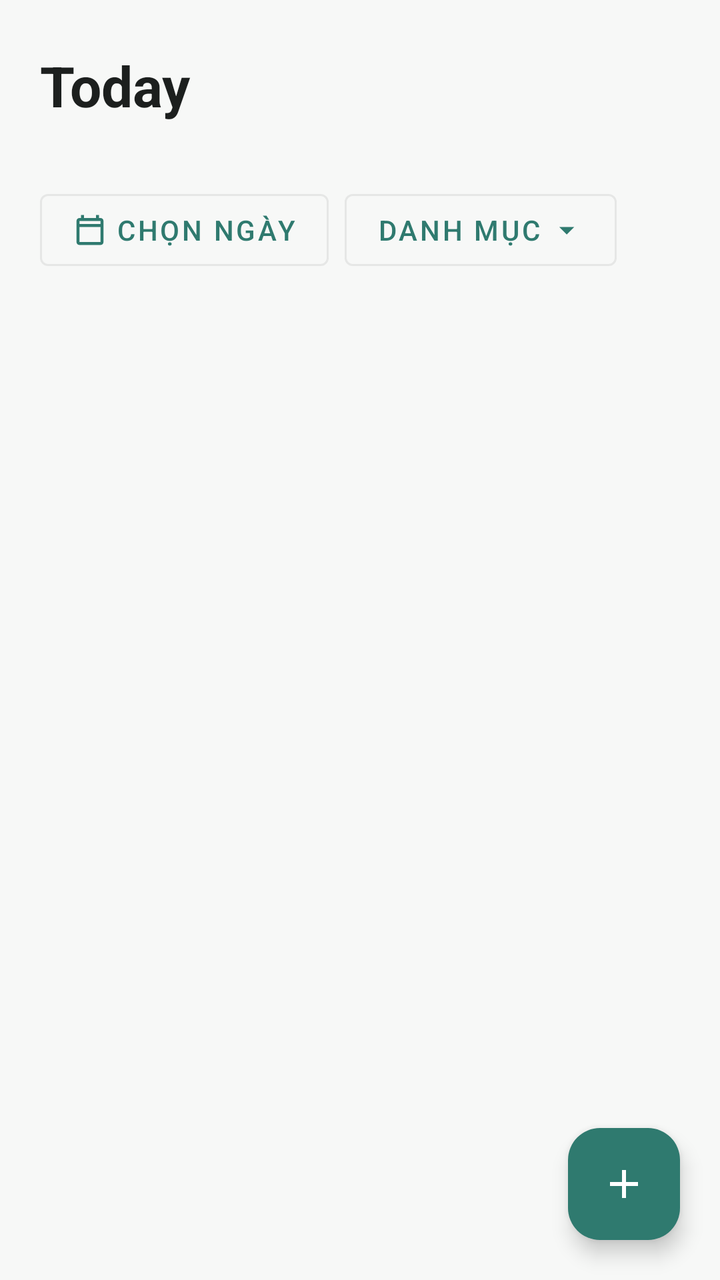
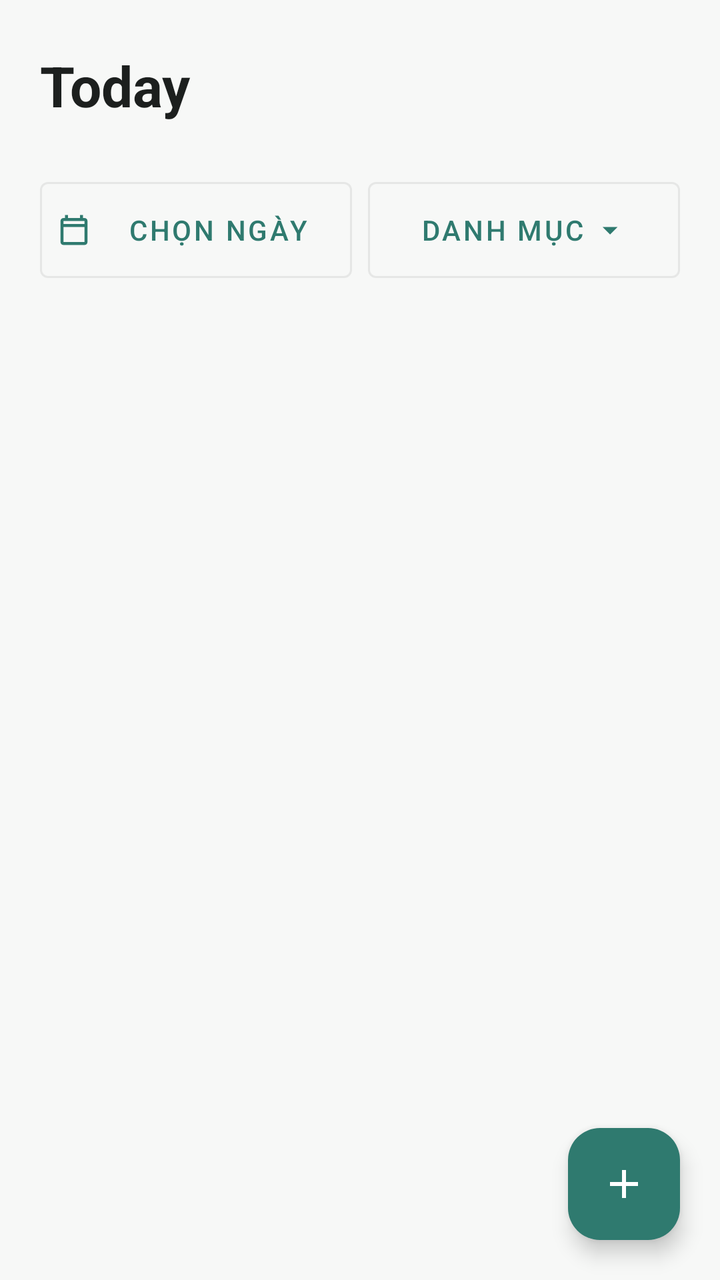

Compare the two renders of this Android layout. The source of the first and the diff that turns it into the second are given below.
<!-- AndroidManifest.xml: application theme Theme.TodoList -->
<!-- res/layout/fragment_tasks.xml -->
<?xml version="1.0" encoding="utf-8"?>
<androidx.coordinatorlayout.widget.CoordinatorLayout
    xmlns:android="http://schemas.android.com/apk/res/android"
    xmlns:app="http://schemas.android.com/apk/res-auto"
    android:layout_width="match_parent"
    android:layout_height="match_parent"
    android:background="@color/canvas_mist">

    <LinearLayout
        android:layout_width="match_parent"
        android:layout_height="match_parent"
        android:orientation="vertical">

        <TextView
            android:layout_width="wrap_content"
            android:layout_height="wrap_content"
            android:paddingHorizontal="20dp"
            android:paddingTop="24dp"
            android:text="@string/today"
            android:textColor="@color/charcoal_ink"
            android:textSize="28sp"
            android:textStyle="bold" />

        <TextView
            android:id="@+id/count"
            android:layout_width="wrap_content"
            android:layout_height="wrap_content"
            android:paddingHorizontal="20dp"
            android:paddingBottom="12dp"
            android:fontFamily="monospace"
            android:textColor="@color/muted_steel"
            android:textSize="13sp" />

        <HorizontalScrollView
            android:layout_width="match_parent"
            android:layout_height="wrap_content"
            android:paddingHorizontal="20dp"
            android:paddingBottom="8dp"
            android:scrollbars="none"
            android:clipToPadding="false">

            <LinearLayout
                android:layout_width="wrap_content"
                android:layout_height="wrap_content"
                android:orientation="horizontal"
                android:gravity="center_vertical">

                <com.google.android.material.button.MaterialButton
                    android:id="@+id/btn_pick_date"
                    style="@style/Widget.MaterialComponents.Button.OutlinedButton"
                    android:layout_width="wrap_content"
                    android:layout_height="wrap_content"
                    android:text="@string/pick_date"
                    android:textColor="@color/muted_sage"
                    app:icon="@drawable/ic_calendar"
                    app:iconTint="@color/muted_sage"
                    app:strokeColor="@color/whisper_border" />

                <com.google.android.material.button.MaterialButton
                    android:id="@+id/btn_category"
                    style="@style/Widget.MaterialComponents.Button.OutlinedButton"
                    android:layout_width="wrap_content"
                    android:layout_height="wrap_content"
                    android:layout_marginStart="8dp"
                    android:text="@string/category"
                    android:textColor="@color/muted_sage"
                    app:icon="@drawable/ic_arrow_drop_down"
                    app:iconGravity="textEnd"
                    app:iconTint="@color/muted_sage"
                    app:strokeColor="@color/whisper_border" />

                <com.google.android.material.button.MaterialButton
                    android:id="@+id/btn_clear_filters"
                    style="@style/Widget.MaterialComponents.Button.TextButton.Icon"
                    android:layout_width="wrap_content"
                    android:layout_height="wrap_content"
                    android:layout_marginStart="4dp"
                    android:text="@string/clear_filters"
                    android:textColor="@color/muted_steel"
                    app:icon="@drawable/ic_close"
                    app:iconTint="@color/muted_steel"
                    android:visibility="gone" />
            </LinearLayout>
        </HorizontalScrollView>

        <FrameLayout
            android:layout_width="match_parent"
            android:layout_height="match_parent">

            <androidx.recyclerview.widget.RecyclerView
                android:id="@+id/rv_tasks"
                android:layout_width="match_parent"
                android:layout_height="match_parent"
                android:clipToPadding="false"
                android:paddingTop="8dp"
                android:paddingBottom="88dp" />

            <LinearLayout
                android:id="@+id/empty"
                android:layout_width="match_parent"
                android:layout_height="match_parent"
                android:orientation="vertical"
                android:gravity="center"
                android:padding="32dp"
                android:visibility="gone">

                <ImageView
                    android:layout_width="72dp"
                    android:layout_height="72dp"
                    android:contentDescription="@string/no_tasks_yet"
                    android:src="@drawable/ic_tasks"
                    app:tint="@color/faint_steel" />

                <TextView
                    android:layout_width="wrap_content"
                    android:layout_height="wrap_content"
                    android:layout_marginTop="16dp"
                    android:text="@string/no_tasks_yet"
                    android:textColor="@color/charcoal_ink"
                    android:textSize="16sp" />

                <com.google.android.material.button.MaterialButton
                    android:id="@+id/btn_empty_add"
                    android:layout_width="wrap_content"
                    android:layout_height="wrap_content"
                    android:layout_marginTop="16dp"
                    android:text="@string/add_a_task"
                    android:textColor="@color/pure_surface"
                    app:backgroundTint="@color/muted_sage"
                    app:cornerRadius="20dp" />
            </LinearLayout>
        </FrameLayout>
    </LinearLayout>

    <com.google.android.material.floatingactionbutton.FloatingActionButton
        android:id="@+id/fab_add_task"
        android:layout_width="wrap_content"
        android:layout_height="wrap_content"
        android:layout_gravity="bottom|end"
        android:layout_margin="20dp"
        android:contentDescription="@string/new_task"
        android:src="@drawable/ic_add"
        app:backgroundTint="@color/muted_sage"
        app:tint="@color/pure_surface" />

</androidx.coordinatorlayout.widget.CoordinatorLayout>
<!-- resources referenced by this layout -->
<resources>
  <color name="canvas_mist">#F7F8F7</color>
  <color name="charcoal_ink">#1C1F1E</color>
  <color name="faint_steel">#A0A5A3</color>
  <color name="muted_sage">#2F7A6F</color>
  <color name="muted_steel">#6B7270</color>
  <color name="pure_surface">#FFFFFF</color>
  <color name="whisper_border">#141C1F1E</color>
  <!-- drawable ic_add (drawable) -->
  <vector xmlns:android="http://schemas.android.com/apk/res/android"
      android:width="24dp" android:height="24dp"
      android:viewportWidth="24" android:viewportHeight="24"
      android:tint="#FFFFFF">
      <path android:fillColor="@android:color/white"
          android:pathData="M19,13h-6v6h-2v-6H5v-2h6V5h2v6h6v2z"/>
  </vector>
  <!-- drawable ic_arrow_drop_down (drawable) -->
  <vector xmlns:android="http://schemas.android.com/apk/res/android"
      android:width="24dp"
      android:height="24dp"
      android:viewportWidth="24"
      android:viewportHeight="24"
      android:tint="@color/muted_sage">
      <path
          android:fillColor="@android:color/white"
          android:pathData="M7,10l5,5 5,-5z" />
  </vector>
  <!-- drawable ic_calendar (drawable) -->
  <?xml version="1.0" encoding="utf-8"?>
  <vector xmlns:android="http://schemas.android.com/apk/res/android"
      android:width="24dp" android:height="24dp"
      android:viewportWidth="24" android:viewportHeight="24">
      <path android:fillColor="@color/charcoal_ink"
          android:pathData="M19,4h-1V2h-2v2H8V2H6v2H5C3.89,4 3,4.9 3,6v14c0,1.1 0.89,2 2,2h14c1.1,0 2,-0.9 2,-2V6C21,4.9 20.1,4 19,4zM19,20H5V10h14V20zM19,8H5V6h14V8z"/>
  </vector>
  <!-- drawable ic_close (drawable) -->
  <?xml version="1.0" encoding="utf-8"?>
  <vector xmlns:android="http://schemas.android.com/apk/res/android"
      android:width="24dp" android:height="24dp"
      android:viewportWidth="24" android:viewportHeight="24">
      <path android:fillColor="@color/muted_steel"
          android:pathData="M19,6.41L17.59,5 12,10.59 6.41,5 5,6.41 10.59,12 5,17.59 6.41,19 12,13.41 17.59,19 19,17.59 13.41,12z"/>
  </vector>
  <!-- drawable ic_tasks (drawable) -->
  <vector xmlns:android="http://schemas.android.com/apk/res/android"
      android:width="24dp" android:height="24dp"
      android:viewportWidth="24" android:viewportHeight="24"
      android:tint="#6B7270">
      <path android:fillColor="@android:color/white"
          android:pathData="M22,5.18L10.59,16.6l-4.24,-4.24 1.41,-1.41 2.83,2.83 10,-10L22,5.18zM12,20c-4.41,0 -8,-3.59 -8,-8s3.59,-8 8,-8c1.57,0 3.04,0.46 4.28,1.25l1.45,-1.45C16.1,2.67 14.13,2 12,2 6.48,2 2,6.48 2,12s4.48,10 10,10c1.73,0 3.36,-0.44 4.78,-1.22l-1.5,-1.5C14.28,19.74 13.17,20 12,20z"/>
  </vector>
  <string name="add_a_task">Add a task</string>
  <string name="category">Danh mục</string>
  <string name="clear_filters">Bỏ lọc</string>
  <string name="new_task">New Task</string>
  <string name="no_tasks_yet">No tasks yet — add your first</string>
  <string name="pick_date">Chọn ngày</string>
  <string name="today">Today</string>
  <style name="Theme.TodoList" parent="Base.Theme.TodoList" />
  <style name="Base.Theme.TodoList" parent="Theme.Material3.DayNight.NoActionBar">
          
          
          <item name="colorPrimary">@color/muted_sage</item>
          <item name="colorOnPrimary">@color/pure_surface</item>
          <item name="android:colorBackground">@color/canvas_mist</item>
          <item name="colorSurface">@color/pure_surface</item>
          <item name="colorOnSurface">@color/charcoal_ink</item>
      </style>
</resources>

<!-- the commit's change to res/layout/fragment_tasks.xml (unified diff, before → after) -->
@@ -31,57 +31,66 @@
             android:textColor="@color/muted_steel"
             android:textSize="13sp" />
 
-        <HorizontalScrollView
+        <LinearLayout
             android:layout_width="match_parent"
             android:layout_height="wrap_content"
+            android:orientation="horizontal"
+            android:gravity="center_vertical"
             android:paddingHorizontal="20dp"
-            android:paddingBottom="8dp"
-            android:scrollbars="none"
-            android:clipToPadding="false">
+            android:paddingBottom="8dp">
 
-            <LinearLayout
-                android:layout_width="wrap_content"
+            <com.google.android.material.button.MaterialButton
+                android:id="@+id/btn_pick_date"
+                style="@style/Widget.MaterialComponents.Button.OutlinedButton"
+                android:layout_width="0dp"
                 android:layout_height="wrap_content"
-                android:orientation="horizontal"
-                android:gravity="center_vertical">
+                android:layout_weight="1"
+                android:minWidth="0dp"
+                android:insetTop="0dp"
+                android:insetBottom="0dp"
+                android:paddingHorizontal="8dp"
+                android:text="@string/pick_date"
+                android:textColor="@color/muted_sage"
+                android:maxLines="1"
+                android:ellipsize="end"
+                app:icon="@drawable/ic_calendar"
+                app:iconPadding="4dp"
+                app:iconTint="@color/muted_sage"
+                app:strokeColor="@color/whisper_border" />
 
-                <com.google.android.material.button.MaterialButton
-                    android:id="@+id/btn_pick_date"
-                    style="@style/Widget.MaterialComponents.Button.OutlinedButton"
-                    android:layout_width="wrap_content"
-                    android:layout_height="wrap_content"
-                    android:text="@string/pick_date"
-                    android:textColor="@color/muted_sage"
-                    app:icon="@drawable/ic_calendar"
-                    app:iconTint="@color/muted_sage"
-                    app:strokeColor="@color/whisper_border" />
+            <com.google.android.material.button.MaterialButton
+                android:id="@+id/btn_category"
+                style="@style/Widget.MaterialComponents.Button.OutlinedButton"
+                android:layout_width="0dp"
+                android:layout_height="wrap_content"
+                android:layout_weight="1"
+                android:layout_marginStart="8dp"
+                android:minWidth="0dp"
+                android:insetTop="0dp"
+                android:insetBottom="0dp"
+                android:paddingHorizontal="8dp"
+                android:text="@string/category"
+                android:textColor="@color/muted_sage"
+                android:maxLines="1"
+                android:ellipsize="end"
+                app:icon="@drawable/ic_arrow_drop_down"
+                app:iconGravity="textEnd"
+                app:iconPadding="4dp"
+                app:iconTint="@color/muted_sage"
+                app:strokeColor="@color/whisper_border" />
 
-                <com.google.android.material.button.MaterialButton
-                    android:id="@+id/btn_category"
-                    style="@style/Widget.MaterialComponents.Button.OutlinedButton"
-                    android:layout_width="wrap_content"
-                    android:layout_height="wrap_content"
-                    android:layout_marginStart="8dp"
-                    android:text="@string/category"
-                    android:textColor="@color/muted_sage"
-                    app:icon="@drawable/ic_arrow_drop_down"
-                    app:iconGravity="textEnd"
-                    app:iconTint="@color/muted_sage"
-                    app:strokeColor="@color/whisper_border" />
-
-                <com.google.android.material.button.MaterialButton
-                    android:id="@+id/btn_clear_filters"
-                    style="@style/Widget.MaterialComponents.Button.TextButton.Icon"
-                    android:layout_width="wrap_content"
-                    android:layout_height="wrap_content"
-                    android:layout_marginStart="4dp"
-                    android:text="@string/clear_filters"
-                    android:textColor="@color/muted_steel"
-                    app:icon="@drawable/ic_close"
-                    app:iconTint="@color/muted_steel"
-                    android:visibility="gone" />
-            </LinearLayout>
-        </HorizontalScrollView>
+            <ImageView
+                android:id="@+id/btn_clear_filters"
+                android:layout_width="40dp"
+                android:layout_height="40dp"
+                android:layout_marginStart="4dp"
+                android:padding="8dp"
+                android:background="?attr/selectableItemBackgroundBorderless"
+                android:contentDescription="@string/clear_filters"
+                android:src="@drawable/ic_close"
+                app:tint="@color/muted_steel"
+                android:visibility="gone" />
+        </LinearLayout>
 
         <FrameLayout
             android:layout_width="match_parent"
